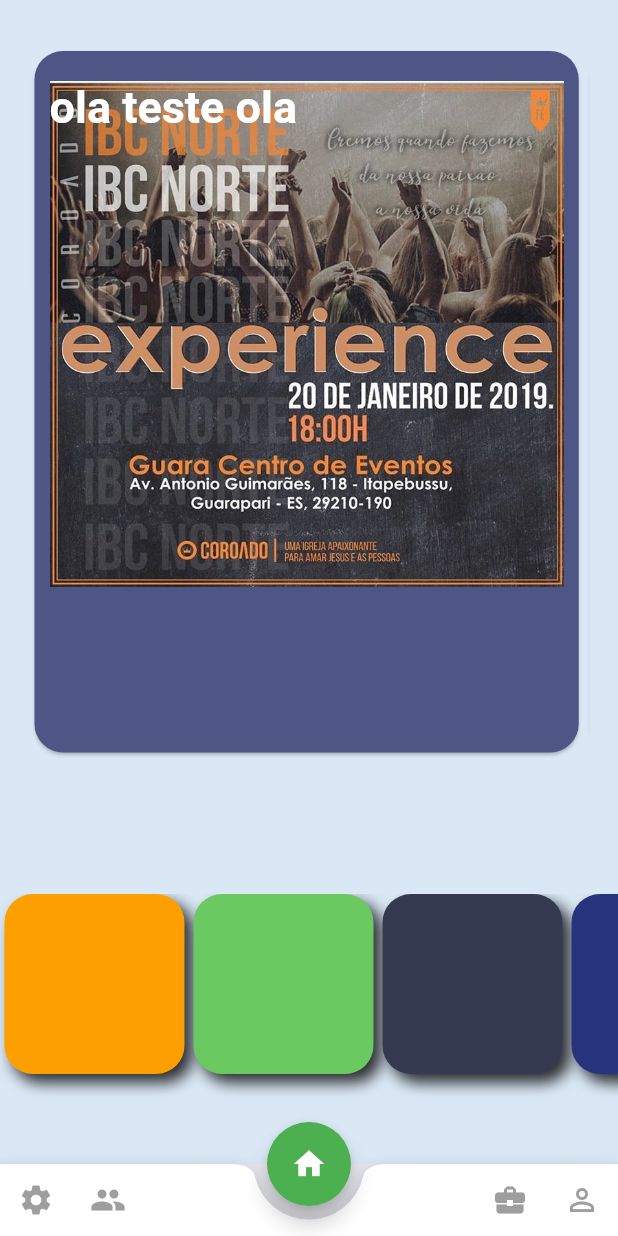
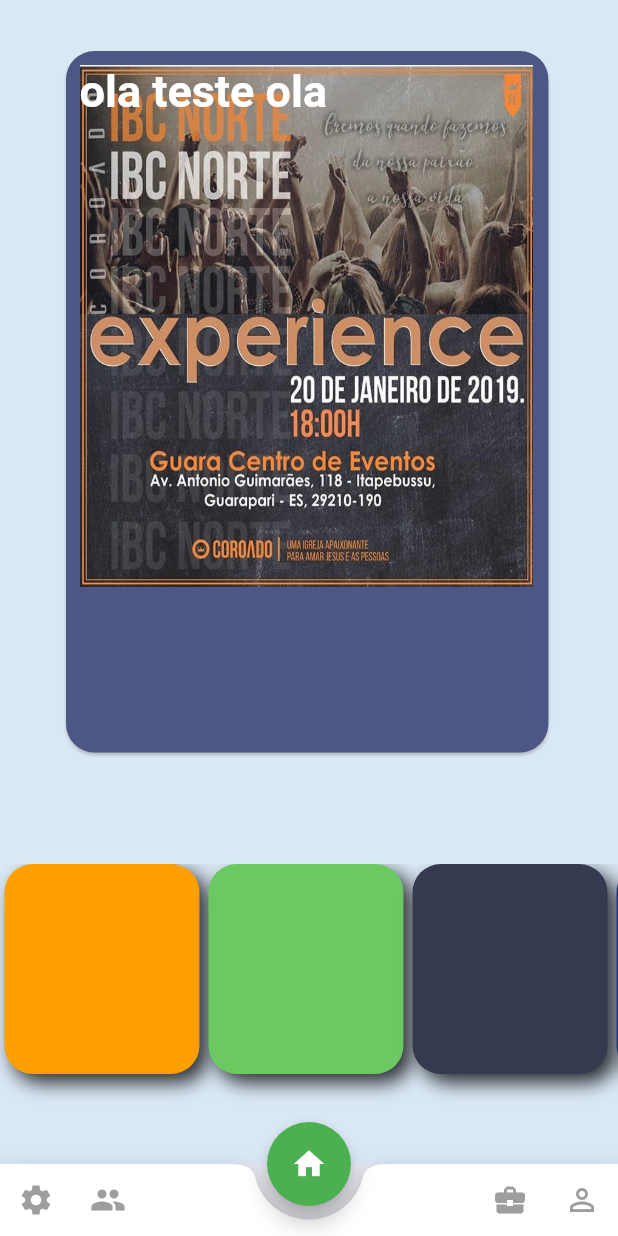
Before and after one commit to leordrigues/webchurch, a Flutter app: the screen it shows after launch, on a phone screen of 412 x 824 dp. Run offline on Flutter 3.47's test engine with Material 2 defaults, Android fonts, the phone set to English and light mode, and no system bars.

Commit message:
commit ajuste telas

```diff
--- a/lib/Horizonta_listView.dart
+++ b/lib/Horizonta_listView.dart
@@ -15,15 +15,16 @@ class MainScreen extends StatelessWidget {
       backgroundColor: Color(0xFFDAE8F5), //coloquei uma cor no appbar -forçada
       body: Container(
 
-        padding: EdgeInsets.symmetric(horizontal: 19.0, vertical: 30.0),
+        padding: EdgeInsets.symmetric(horizontal: 40.0, vertical: 30.0),
         height: MediaQuery.of(context).size.height * 0.65,
         child: ListView.builder(
             scrollDirection: Axis.horizontal,
             itemCount: numbers.length,
             itemBuilder: (context, index) {
               return Container(
-                width: MediaQuery.of(context).size.width * 0.9,
+                width: MediaQuery.of(context).size.width * 0.8,
                 child: Card(
+
                   shape: RoundedRectangleBorder(
                       borderRadius:
                           BorderRadius.circular(19.0)), //circular o Container
@@ -31,7 +32,7 @@ class MainScreen extends StatelessWidget {
                   child: Container(
                     child: Text("ola teste ola",
                     style: TextStyle(color: Colors.white, fontWeight: FontWeight.bold, fontSize: 30),),
-                    margin: EdgeInsets.fromLTRB(10, 20, 10, 110),
+                    margin: EdgeInsets.fromLTRB(9, 9, 10, 110),
                     decoration: BoxDecoration(
                         image: DecorationImage(
                             image: AssetImage(
--- a/lib/detail_bottom.dart
+++ b/lib/detail_bottom.dart
@@ -7,7 +7,7 @@ class DetailBottom extends StatelessWidget {
     return  Container(
 
             //width: 0,
-            height: 180,
+            height: 200,
             color: Colors.grey [290],
             child: ListView(
               padding: const EdgeInsets.only(bottom: 60,),
--- a/lib/group.dart
+++ b/lib/group.dart
@@ -14,14 +14,14 @@ class Group extends StatelessWidget {
             BoxShadow(
               color: Colors.black.withOpacity(0.8),
               offset: Offset(5.5,5.5),
-              blurRadius: 8     //ATE AQUI
+              blurRadius: 10     //ATE AQUI
             )
           ],
           //border: Border.all(
           //width: 0.5,
           );
     return  Container(
-          width: 120,
+          width: 130,
           margin: const EdgeInsets.symmetric(horizontal: 3), //Separação das colunas
           decoration: boxDecoration,
       child: Text(
```
Also changed, not shown: lib/telafoto.dart (added, +33 -0 lines).
